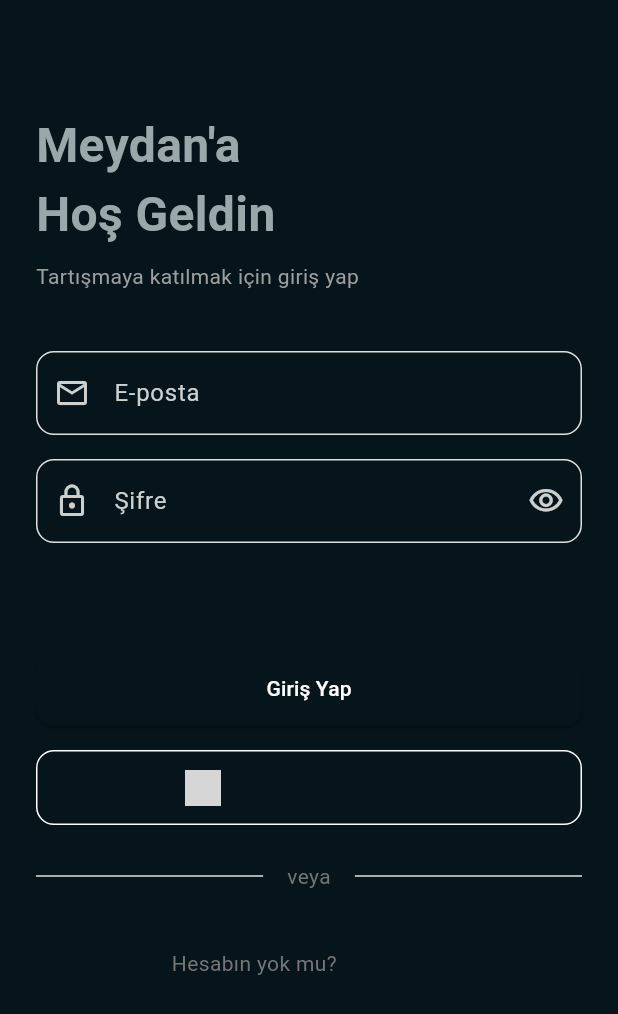
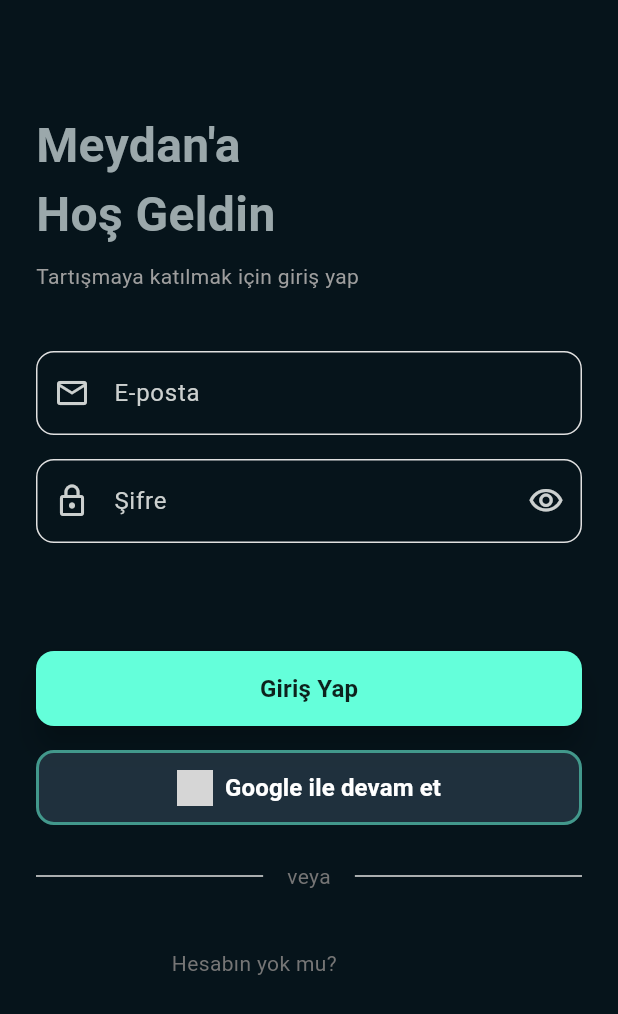
Before and after one commit to adem-ercan/sosyal_ag, a Flutter app: the screen it shows after launch, on a phone screen of 412 x 824 dp. Shown: the top 1014 px of the screen. Run offline on Flutter 3.47's test engine with Material 3 defaults, Android fonts, the phone set to English and light mode, and no system bars; our stand-ins replace firebase_auth, firebase_core, get_it, go_router, google_fonts; accounts and stored records are empty; network calls fail; grey boxes are pictures that could not be loaded.

Commit message:
15.03.2025-06:24

```diff
--- a/lib/view/login_screen/login_screen.dart
+++ b/lib/view/login_screen/login_screen.dart
@@ -1,14 +1,31 @@
 import 'package:flutter/material.dart';
 import 'package:go_router/go_router.dart';
 import 'package:google_fonts/google_fonts.dart';
+import 'package:provider/provider.dart';
+import '../../view_model/login_view_model.dart';
 
 class LoginScreen extends StatelessWidget {
   const LoginScreen({super.key});
 
   @override
   Widget build(BuildContext context) {
+    return ChangeNotifierProvider(
+      create: (_) => LoginViewModel(),
+      child: const _LoginScreenContent(),
+    );
+  }
+}
+
+class _LoginScreenContent extends StatelessWidget {
+  const _LoginScreenContent();
+
+  @override
+  Widget build(BuildContext context) {
+    final viewModel = context.watch<LoginViewModel>();
+    final theme = Theme.of(context);
+
     return Scaffold(
-      backgroundColor: Theme.of(context).scaffoldBackgroundColor,
+      backgroundColor: theme.scaffoldBackgroundColor,
       body: SafeArea(
         child: SingleChildScrollView(
           padding: const EdgeInsets.all(24.0),
@@ -32,6 +49,7 @@ class LoginScreen extends StatelessWidget {
               ),
               const SizedBox(height: 40),
               TextField(
+                controller: viewModel.emailController,
                 decoration: InputDecoration(
                   hintText: 'E-posta',
                   prefixIcon: const Icon(Icons.email_outlined),
@@ -42,15 +60,24 @@ class LoginScreen extends StatelessWidget {
                     borderRadius: BorderRadius.circular(12),
                     borderSide: BorderSide(color: Colors.grey.shade300),
                   ),
+                  errorText: viewModel.emailError,
                 ),
               ),
               const SizedBox(height: 16),
               TextField(
-                obscureText: true,
+                controller: viewModel.passwordController,
+                obscureText: viewModel.obscurePassword,
                 decoration: InputDecoration(
                   hintText: 'Şifre',
                   prefixIcon: const Icon(Icons.lock_outline),
-                  suffixIcon: const Icon(Icons.visibility_outlined),
+                  suffixIcon: IconButton(
+                    icon: Icon(
+                      viewModel.obscurePassword
+                          ? Icons.visibility_outlined
+                          : Icons.visibility_off_outlined,
+                    ),
+                    onPressed: viewModel.togglePasswordVisibility,
+                  ),
                   border: OutlineInputBorder(
                     borderRadius: BorderRadius.circular(12),
                   ),
@@ -58,6 +85,7 @@ class LoginScreen extends StatelessWidget {
                     borderRadius: BorderRadius.circular(12),
                     borderSide: BorderSide(color: Colors.grey.shade300),
                   ),
+                  errorText: viewModel.passwordError,
                 ),
               ),
               const SizedBox(height: 8),
@@ -73,15 +101,34 @@ class LoginScreen extends StatelessWidget {
                 width: double.infinity,
                 height: 50,
                 child: ElevatedButton(
-                  onPressed: () {},
+                  onPressed: viewModel.isLoading
+                      ? null
+                      : () => viewModel.login(context),
                   style: ElevatedButton.styleFrom(
-                    backgroundColor: Theme.of(context).primaryColor,
-                    foregroundColor: Colors.white,
                     shape: RoundedRectangleBorder(
                       borderRadius: BorderRadius.circular(12),
                     ),
+                    elevation: 8,
+                    backgroundColor: Colors.tealAccent,
+                    foregroundColor: Colors.black87,
+                    disabledBackgroundColor: Colors.tealAccent.withOpacity(0.5),
                   ),
-                  child: const Text('Giriş Yap'),
+                  child: viewModel.isLoading
+                      ? const SizedBox(
+                          height: 20,
+                          width: 20,
+                          child: CircularProgressIndicator(
+                            strokeWidth: 2,
+                            color: Colors.black87,
+                          ),
+                        )
+                      : Text(
+                          'Giriş Yap',
+                          style: GoogleFonts.aBeeZee(
+                            fontWeight: FontWeight.bold,
+                            fontSize: 16,
+                          ),
+                        ),
                 ),
               ),
               const SizedBox(height: 16),
@@ -90,16 +137,27 @@ class LoginScreen extends StatelessWidget {
                 height: 50,
                 child: OutlinedButton.icon(
                   onPressed: () {},
-                  // Burada google icon'u local bir dosyadan alınacak.
                   icon: Image.network(
                     'https://www.google.com/favicon.ico',
                     height: 24,
                   ),
-                  label: const Text('Google ile devam et'),
+                  label: Text(
+                    'Google ile devam et',
+                    style: GoogleFonts.aBeeZee(
+                      color: Colors.white,
+                      fontWeight: FontWeight.bold,
+                      fontSize: 16,
+                    ),
+                  ),
                   style: OutlinedButton.styleFrom(
                     shape: RoundedRectangleBorder(
                       borderRadius: BorderRadius.circular(12),
                     ),
+                    side: BorderSide(color: Colors.tealAccent.withOpacity(0.5), width: 2),
+                    backgroundColor: theme.colorScheme.surface.withOpacity(0.8),
+                    foregroundColor: Colors.white,
+                    elevation: 4,
+                    padding: const EdgeInsets.symmetric(vertical: 12),
                   ),
                 ),
               ),
```
